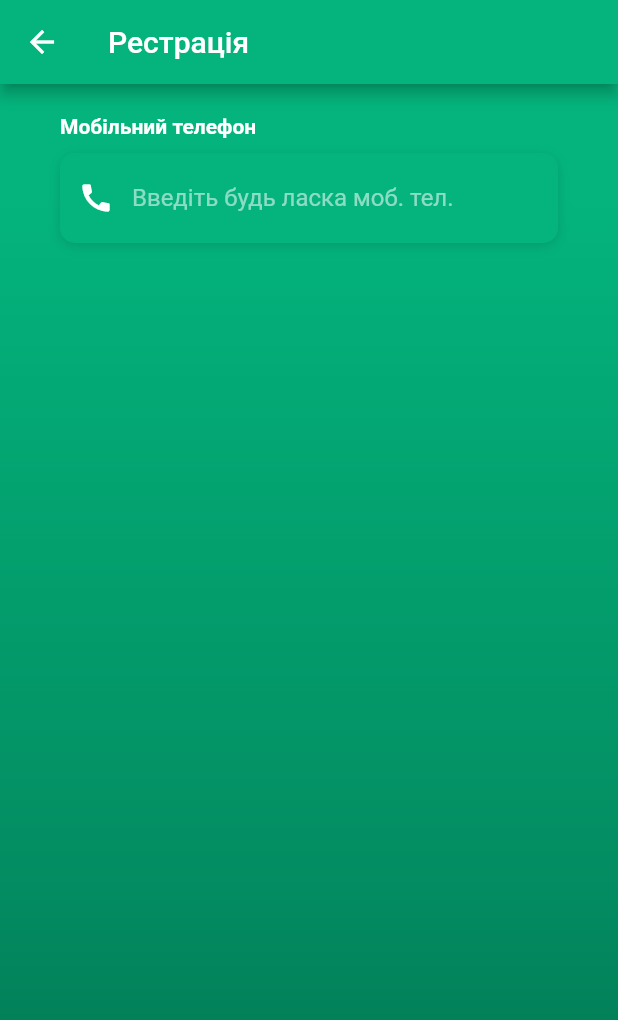
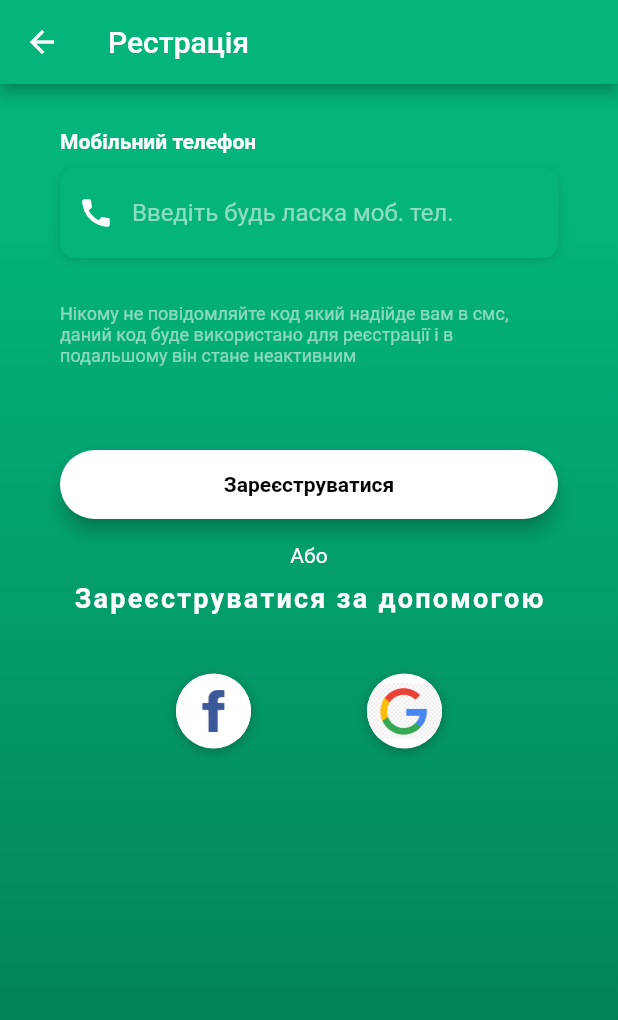
Before and after one commit to Rebus-Dev/Street-Coffee, a Flutter app: the screen it shows after launch, after a tap on an icon or button, on a phone screen of 412 x 824 dp. Shown: the top 1020 px of the screen. Run offline on Flutter 3.47's test engine with Material 2 defaults, Android fonts, the phone set to English and light mode, and no system bars; Roboto replaces fonts that are missing (OpenSans).

Commit message:
Add registration screen

```diff
--- a/lib/screens/LoginScreens/LoginScreen.dart
+++ b/lib/screens/LoginScreens/LoginScreen.dart
@@ -2,6 +2,7 @@ import 'package:flutter/material.dart';
 
 import 'package:StreetCoffee/utilities/Constants.dart';
 import 'package:StreetCoffee/utilities/Widget/DataFields.dart';
+import 'package:StreetCoffee/utilities/Widget/Button.dart';
 
 import 'package:StreetCoffee/screens/HomeScreens/HomeScreen.dart';
 import 'package:StreetCoffee/screens/LoginScreens/RegistrationScreen.dart';
@@ -74,7 +75,7 @@ class _LoginScreenState extends State<LoginScreen> {
               ),
             ),
             SizedBox(height: 15.0),
-            buildDataField(),
+            DataField(),
 
             SizedBox(height: 20.0),
             _buildRememberSignIn(),
@@ -82,8 +83,8 @@ class _LoginScreenState extends State<LoginScreen> {
             SizedBox(height: 20.0),
 
             _buildLoginButton(context),
-            _buildSignInWithText(),
-            _buildSocialBtnRow(),
+            SignInWithText('Увійти за допомогою'),
+            SocialBtnRow(),
             _buildSignupButton()
           ],
         ),
@@ -148,78 +149,6 @@ class _LoginScreenState extends State<LoginScreen> {
     );
   }
 
-  Widget _buildSignInWithText() {
-    return Column(
-      children: <Widget>[
-        Text(
-          'Або',
-          style: TextStyle(
-            color: Colors.white,
-            fontWeight: FontWeight.w400,
-          ),
-        ),
-        SizedBox(height: 10.0),
-        Text(
-          'Увійти за допомогою',
-          style: TextStyle(
-            color: Colors.white,
-            letterSpacing: 1.5,
-            fontSize: 18.0,
-            fontWeight: FontWeight.bold,
-            fontFamily: 'OpenSans',
-          ),
-        ),
-      ],
-    );
-  }
-
-Widget _buildSocialBtn(Function onTap, AssetImage logo) {
-    return GestureDetector(
-      onTap: onTap,
-      child: Container(
-        height: 50.0,
-        width: 50.0,
-        decoration: BoxDecoration(
-          shape: BoxShape.circle,
-          color: Colors.white,
-          boxShadow: [
-            BoxShadow(
-              color: Colors.black26,
-              offset: Offset(0, 2),
-              blurRadius: 6.0,
-            ),
-          ],
-          image: DecorationImage(
-            image: logo,
-          ),
-        ),
-      ),
-    );
-  }
-
-  Widget _buildSocialBtnRow() {
-    return Padding(
-      padding: EdgeInsets.symmetric(vertical: 20.0),
-      child: Row(
-        mainAxisAlignment: MainAxisAlignment.spaceEvenly,
-        children: <Widget>[
-          _buildSocialBtn(
-            () => print('Login with Facebook'),
-            AssetImage(
-              "assets/images/facebook.jpg",
-            ),
-          ),
-          _buildSocialBtn(
-            () => print('Login with Google'),
-            AssetImage(
-              "assets/images/google.jpg",
-            ),
-          ),
-        ],
-      ),
-    );
-  }
-
   Widget _buildSignupButton() {
     return GestureDetector(
       onTap: () {
--- a/lib/screens/LoginScreens/RegistrationScreen.dart
+++ b/lib/screens/LoginScreens/RegistrationScreen.dart
@@ -2,6 +2,7 @@ import 'dart:core';
 import 'package:flutter/material.dart';
 
 import 'package:StreetCoffee/utilities/Widget/DataFields.dart';
+import 'package:StreetCoffee/utilities/Widget/Button.dart';
 
 class RegistrationScreen extends StatelessWidget {
 
@@ -55,12 +56,68 @@ class RegistrationScreen extends StatelessWidget {
         child: Column(
           mainAxisAlignment: MainAxisAlignment.center,
           children: <Widget>[
+            SizedBox(height: 30.0),
+            DataField(),
+
+            SizedBox(height: 30.0),
+            _buildPrevievText(),
+
+            SizedBox(height: 40.0),
+            _buildRegisterButton(),
+
+            SignInWithText('Зареєструватися за допомогою'),
             SizedBox(height: 20.0),
-            buildDataField()
+            SocialBtnRow(),
           ],
         ),
       ),
     );
   }
 
+  Widget _buildPrevievText() {
+    return Container(
+      child: Column(
+        mainAxisAlignment: MainAxisAlignment.center,
+        children: <Widget>[
+          Text(
+            "Нікому не повідомляйте код який надійде вам в смс, " +
+            "даний код буде використано для реєстрації і в подальшому " +
+            "він стане неактивним",
+            style: TextStyle(
+              color: Colors.white54,
+              fontFamily: "OpenSans",
+              fontSize: 12.0,
+            ),
+          ),
+        ],
+      )
+    );
+  }
+
+  Widget _buildRegisterButton() {
+    return Container(
+      padding: EdgeInsets.symmetric(vertical: 15.0),
+      width: double.infinity,
+      child: RaisedButton(
+        elevation: 5.0,
+        onPressed: () {
+          // Registration
+        },
+        padding: EdgeInsets.all(15.0),
+        shape: RoundedRectangleBorder(
+          borderRadius: BorderRadius.circular(30.0),
+        ),
+        color: Colors.white,
+        child: Text(
+          'Зареєструватися',
+          style: TextStyle(
+            color: Colors.black,
+            fontWeight: FontWeight.bold,
+            fontFamily: 'OpenSans',
+          )
+        ),
+      ),
+    );
+  }
+
 }
--- /dev/null
+++ b/lib/utilities/Widget/Button.dart
@@ -0,0 +1,73 @@
+import 'package:flutter/material.dart';
+
+Widget SignInWithText(String textLabel) {
+    return Column(
+      children: <Widget>[
+        Text(
+          'Або',
+          style: TextStyle(
+            color: Colors.white,
+            fontWeight: FontWeight.w400,
+          ),
+        ),
+        SizedBox(height: 10.0),
+        Text(
+          textLabel,
+          style: TextStyle(
+            color: Colors.white,
+            letterSpacing: 1.5,
+            fontSize: 18.0,
+            fontWeight: FontWeight.bold,
+            fontFamily: 'OpenSans',
+          ),
+        ),
+      ],
+    );
+  }
+
+Widget SocialBtn(Function onTap, AssetImage logo) {
+    return GestureDetector(
+      onTap: onTap,
+      child: Container(
+        height: 50.0,
+        width: 50.0,
+        decoration: BoxDecoration(
+          shape: BoxShape.circle,
+          color: Colors.white,
+          boxShadow: [
+            BoxShadow(
+              color: Colors.black26,
+              offset: Offset(0, 2),
+              blurRadius: 6.0,
+            ),
+          ],
+          image: DecorationImage(
+            image: logo,
+          ),
+        ),
+      ),
+    );
+  }
+
+  Widget SocialBtnRow() {
+    return Padding(
+      padding: EdgeInsets.symmetric(vertical: 20.0),
+      child: Row(
+        mainAxisAlignment: MainAxisAlignment.spaceEvenly,
+        children: <Widget>[
+          SocialBtn(
+            () => print('Login with Facebook'),
+            AssetImage(
+              "assets/images/facebook.jpg",
+            ),
+          ),
+          SocialBtn(
+            () => print('Login with Google'),
+            AssetImage(
+              "assets/images/google.jpg",
+            ),
+          ),
+        ],
+      ),
+    );
+  }
--- a/lib/utilities/Widget/DataFields.dart
+++ b/lib/utilities/Widget/DataFields.dart
@@ -1,7 +1,7 @@
 import 'package:flutter/material.dart';
 import 'package:StreetCoffee/utilities/Constants.dart';
 
-Widget buildDataField() {
+Widget DataField() {
   return Column(
     crossAxisAlignment: CrossAxisAlignment.start,
     children: <Widget>[
```
